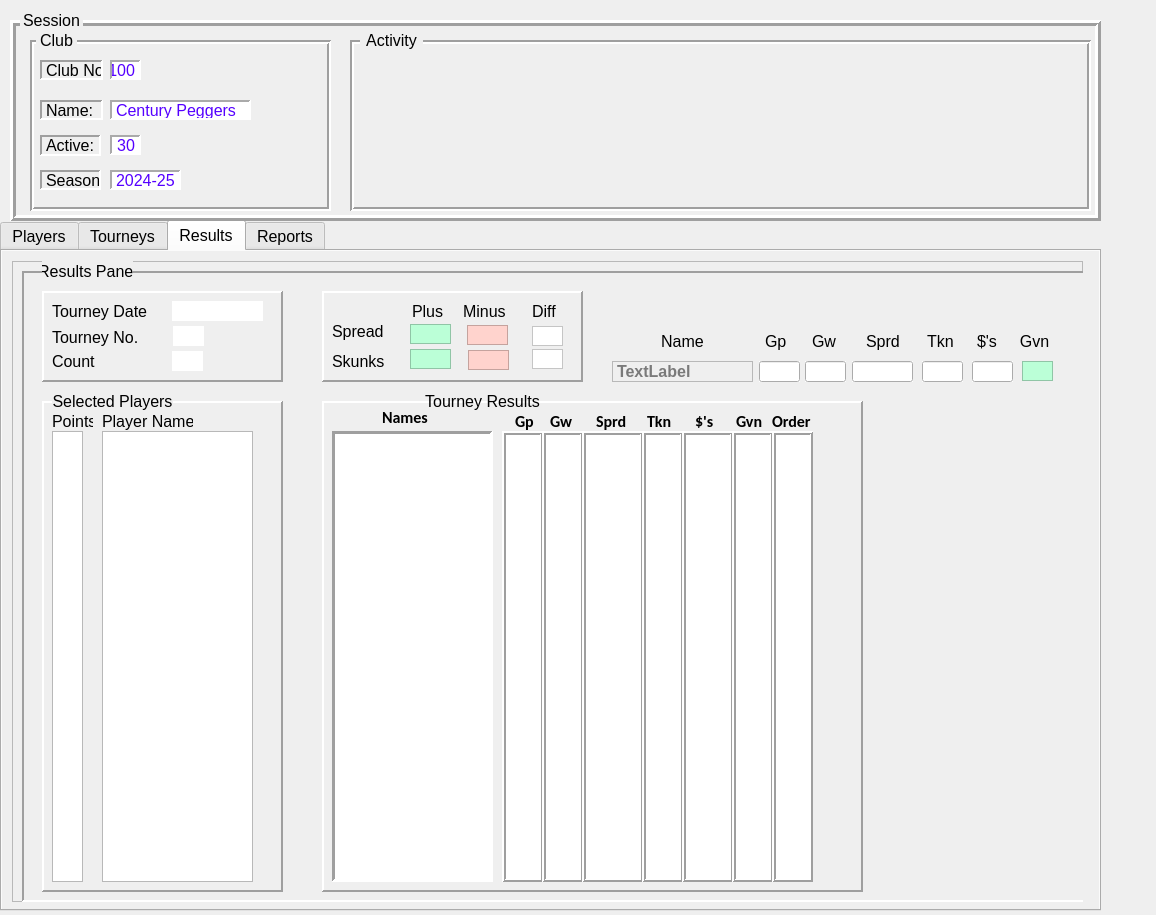
First picture: the form in CribbageQt/UI/CribbageQt.ui, repository mwycombe/CribbageQt, before the edit.
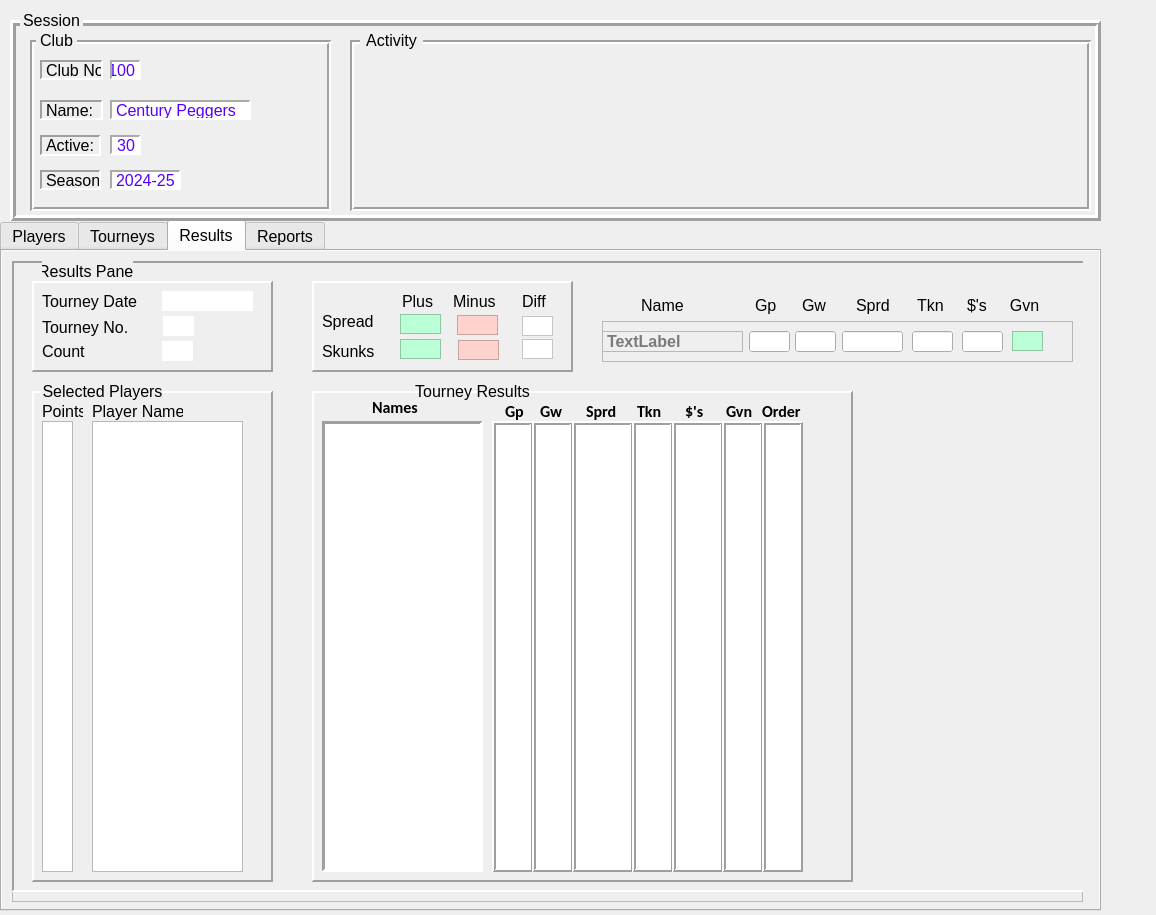
Second picture: the form after the edit.

```diff
--- a/CribbageQt/UI/CribbageQt.ui
+++ b/CribbageQt/UI/CribbageQt.ui
@@ -1088,8 +1088,8 @@
       <widget class="QFrame" name="resultsPanel">
        <property name="geometry">
         <rect>
-         <x>10</x>
-         <y>10</y>
+         <x>0</x>
+         <y>0</y>
          <width>1091</width>
          <height>631</height>
         </rect>
@@ -1416,7 +1416,7 @@
          </property>
         </widget>
        </widget>
-       <widget class="QFrame" name="selectedPlayersPanel">
+       <widget class="QFrame" name="fr_selectedPlayersPanel">
         <property name="geometry">
          <rect>
           <x>20</x>
@@ -1484,7 +1484,7 @@
          </property>
         </widget>
        </widget>
-       <widget class="QFrame" name="tourneyResultsPanel">
+       <widget class="QFrame" name="fr_tourneyResultsPanel">
         <property name="geometry">
          <rect>
           <x>300</x>
@@ -1853,49 +1853,11 @@
          <set>Qt::AlignmentFlag::AlignCenter</set>
         </property>
        </widget>
-       <widget class="QLabel" name="lb_resultLinePlayerName">
-        <property name="geometry">
-         <rect>
-          <x>590</x>
-          <y>90</y>
-          <width>141</width>
-          <height>21</height>
-         </rect>
-        </property>
-        <property name="font">
-         <font>
-          <pointsize>12</pointsize>
-          <bold>true</bold>
-         </font>
-        </property>
-        <property name="styleSheet">
-         <string notr="true">color: rgb(122, 122, 122)</string>
-        </property>
-        <property name="frameShape">
-         <enum>QFrame::Shape::StyledPanel</enum>
-        </property>
-        <property name="text">
-         <string>TextLabel</string>
-        </property>
-       </widget>
-       <widget class="QLabel" name="label_40">
-        <property name="geometry">
-         <rect>
-          <x>970</x>
-          <y>90</y>
-          <width>31</width>
-          <height>20</height>
-         </rect>
-        </property>
-        <property name="text">
-         <string/>
-        </property>
-       </widget>
        <widget class="QLabel" name="label_41">
         <property name="geometry">
          <rect>
-          <x>590</x>
-          <y>60</y>
+          <x>580</x>
+          <y>34</y>
           <width>141</width>
           <height>20</height>
          </rect>
@@ -1911,7 +1873,7 @@
         <property name="geometry">
          <rect>
           <x>743</x>
-          <y>60</y>
+          <y>34</y>
           <width>31</width>
           <height>20</height>
          </rect>
@@ -1924,7 +1886,7 @@
         <property name="geometry">
          <rect>
           <x>790</x>
-          <y>60</y>
+          <y>34</y>
           <width>31</width>
           <height>20</height>
          </rect>
@@ -1937,7 +1899,7 @@
         <property name="geometry">
          <rect>
           <x>844</x>
-          <y>60</y>
+          <y>34</y>
           <width>51</width>
           <height>20</height>
          </rect>
@@ -1950,7 +1912,7 @@
         <property name="geometry">
          <rect>
           <x>905</x>
-          <y>60</y>
+          <y>34</y>
           <width>31</width>
           <height>20</height>
          </rect>
@@ -1963,7 +1925,7 @@
         <property name="geometry">
          <rect>
           <x>955</x>
-          <y>60</y>
+          <y>34</y>
           <width>31</width>
           <height>20</height>
          </rect>
@@ -1976,7 +1938,7 @@
         <property name="geometry">
          <rect>
           <x>992</x>
-          <y>60</y>
+          <y>34</y>
           <width>41</width>
           <height>20</height>
          </rect>
@@ -1986,13 +1948,54 @@
         </property>
         <property name="alignment">
          <set>Qt::AlignmentFlag::AlignCenter</set>
+        </property>
+       </widget>
+       <widget class="QFrame" name="fr_resultLine">
+        <property name="geometry">
+         <rect>
+          <x>590</x>
+          <y>60</y>
+          <width>471</width>
+          <height>41</height>
+         </rect>
+        </property>
+        <property name="frameShape">
+         <enum>QFrame::Shape::StyledPanel</enum>
+        </property>
+        <property name="frameShadow">
+         <enum>QFrame::Shadow::Raised</enum>
+        </property>
+        <widget class="QLabel" name="label_40">
+         <property name="geometry">
+          <rect>
+           <x>380</x>
+           <y>10</y>
+           <width>31</width>
+           <height>20</height>
+          </rect>
+         </property>
+         <property name="text">
+          <string/>
+         </property>
+        </widget>
+        <widget class="QLineEdit" name="le_resultLinePlayerTkn">
+         <property name="geometry">
+          <rect>
+           <x>310</x>
+           <y>10</y>
+           <width>41</width>
+           <height>21</height>
+          </rect>
+         </property>
+         <property name="autoFillBackground">
+          <bool>true</bool>
         </property>
        </widget>
        <widget class="QLineEdit" name="le_resultLinePlayerGp">
         <property name="geometry">
          <rect>
-          <x>737</x>
-          <y>90</y>
+           <x>147</x>
+           <y>10</y>
           <width>41</width>
           <height>21</height>
          </rect>
@@ -2007,40 +2010,11 @@
          <bool>true</bool>
         </property>
        </widget>
-       <widget class="QLineEdit" name="le_resultLinePlayerGw">
-        <property name="geometry">
-         <rect>
-          <x>783</x>
-          <y>90</y>
-          <width>41</width>
-          <height>21</height>
-         </rect>
-        </property>
-        <property name="acceptDrops">
-         <bool>false</bool>
-        </property>
-        <property name="autoFillBackground">
-         <bool>true</bool>
-        </property>
-       </widget>
-       <widget class="QLineEdit" name="lb_resultLinePlayerTkn">
-        <property name="geometry">
-         <rect>
-          <x>900</x>
-          <y>90</y>
-          <width>41</width>
-          <height>21</height>
-         </rect>
-        </property>
-        <property name="autoFillBackground">
-         <bool>true</bool>
-        </property>
-       </widget>
        <widget class="QLineEdit" name="le_resultLinePlayerCash">
         <property name="geometry">
          <rect>
-          <x>950</x>
-          <y>90</y>
+           <x>360</x>
+           <y>10</y>
           <width>41</width>
           <height>21</height>
          </rect>
@@ -2052,8 +2026,8 @@
        <widget class="QLineEdit" name="le_resultLinePlayerSprd">
         <property name="geometry">
          <rect>
-          <x>830</x>
-          <y>90</y>
+           <x>240</x>
+           <y>10</y>
           <width>61</width>
           <height>21</height>
          </rect>
@@ -2062,11 +2036,52 @@
          <bool>true</bool>
         </property>
        </widget>
+        <widget class="QLabel" name="lb_resultLinePlayerName">
+         <property name="geometry">
+          <rect>
+           <x>0</x>
+           <y>10</y>
+           <width>141</width>
+           <height>21</height>
+          </rect>
+         </property>
+         <property name="font">
+          <font>
+           <pointsize>12</pointsize>
+           <bold>true</bold>
+          </font>
+         </property>
+         <property name="styleSheet">
+          <string notr="true">color: rgb(122, 122, 122)</string>
+         </property>
+         <property name="frameShape">
+          <enum>QFrame::Shape::StyledPanel</enum>
+         </property>
+         <property name="text">
+          <string>TextLabel</string>
+         </property>
+        </widget>
+        <widget class="QLineEdit" name="le_resultLinePlayerGw">
+         <property name="geometry">
+          <rect>
+           <x>193</x>
+           <y>10</y>
+           <width>41</width>
+           <height>21</height>
+          </rect>
+         </property>
+         <property name="acceptDrops">
+          <bool>false</bool>
+         </property>
+         <property name="autoFillBackground">
+          <bool>true</bool>
+         </property>
+        </widget>
        <widget class="QLabel" name="lb_resultLinePlayerGvn">
         <property name="geometry">
          <rect>
-          <x>1000</x>
-          <y>90</y>
+           <x>410</x>
+           <y>10</y>
           <width>31</width>
           <height>20</height>
          </rect>
@@ -2085,6 +2100,7 @@
         </property>
        </widget>
       </widget>
+      </widget>
       <widget class="QLabel" name="label_3">
        <property name="geometry">
         <rect>
```
Left out of the diff: 2 changed lines with no effect on the pictures. Lines whose indentation alone changed are shown as unchanged.
